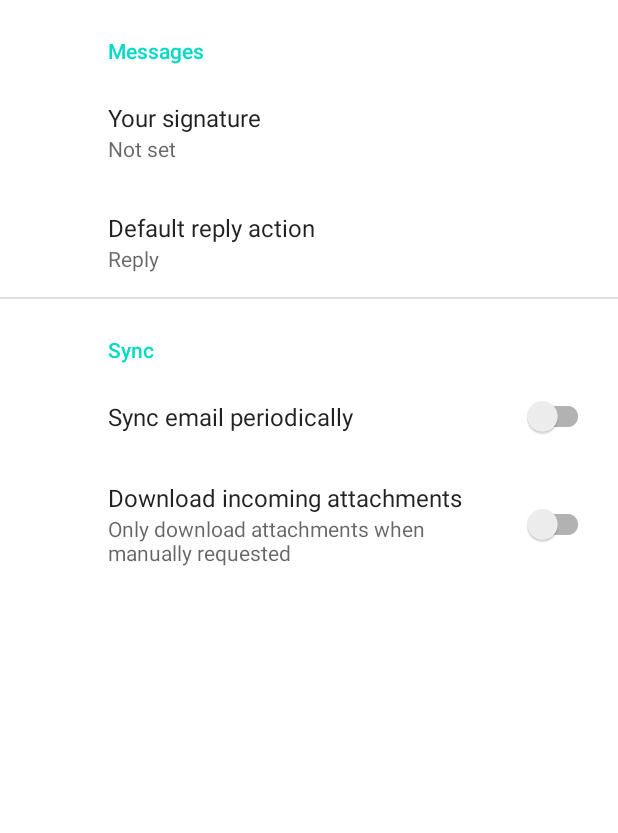
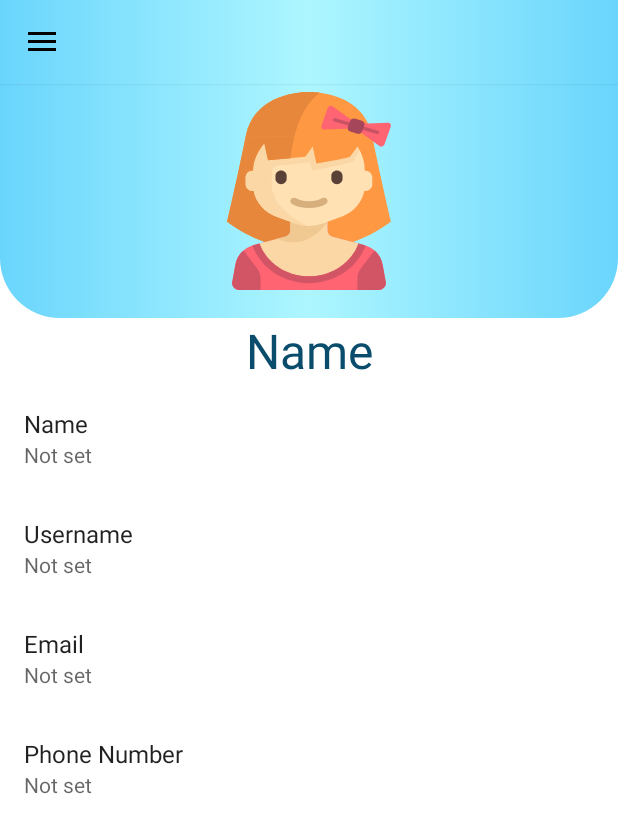
Before and after one commit to olaalnajjar/GradProject, an Android app: the UserSettingsActivity screen opened directly, with no data from a screen before it, in the side drawer, after a tap on "User Settings", on a phone screen of 412 x 824 dp. Shown: the top 833 px of the screen. Run offline under Robolectric (Android 15) with nearby library versions, the phone set to English and light mode, and no system bars; our stand-ins replace androidx.preference.

Commit message:
Finished User Settings Page

```diff
--- a/app/src/main/java/com/example/gradproject/MainActivity.java
+++ b/app/src/main/java/com/example/gradproject/MainActivity.java
@@ -99,4 +99,11 @@ public class MainActivity extends AppCompatActivity implements NavigationView.On
         fragmentTransaction.replace(R.id.nav_frag,fragment);
         fragmentTransaction.commit();
     }
+    @Override
+    public void onStop() {
+        super.onStop();
+
+
+
+    }
 }
--- a/app/src/main/java/com/example/gradproject/UserSettingsActivity.java
+++ b/app/src/main/java/com/example/gradproject/UserSettingsActivity.java
@@ -1,13 +1,23 @@
 package com.example.gradproject;
 
+import android.content.Intent;
 import android.os.Bundle;
+import android.view.MenuItem;
+import android.widget.ImageView;
 
+import androidx.annotation.NonNull;
 import androidx.appcompat.app.ActionBar;
+import androidx.appcompat.app.ActionBarDrawerToggle;
 import androidx.appcompat.app.AppCompatActivity;
+import androidx.appcompat.widget.Toolbar;
+import androidx.core.view.GravityCompat;
+import androidx.drawerlayout.widget.DrawerLayout;
 import androidx.preference.PreferenceFragmentCompat;
 
-public class UserSettingsActivity extends AppCompatActivity {
+import com.google.android.material.navigation.NavigationView;
 
+public class UserSettingsActivity extends AppCompatActivity implements NavigationView.OnNavigationItemSelectedListener {
+    private DrawerLayout drawer;
     @Override
     protected void onCreate(Bundle savedInstanceState) {
         super.onCreate(savedInstanceState);
@@ -22,6 +32,43 @@ public class UserSettingsActivity extends AppCompatActivity {
         if (actionBar != null) {
             actionBar.setDisplayHomeAsUpEnabled(true);
         }
+
+        NavigationView navView=findViewById(R.id.drawer_nav_view);
+        navView.setNavigationItemSelectedListener(this);
+        Toolbar toolbar= findViewById(R.id.toolbar);
+        drawer =(DrawerLayout) findViewById(R.id.drawer_layout);
+        ActionBarDrawerToggle toggle = new ActionBarDrawerToggle(this, drawer,toolbar,R.string.navigation_drawer_open, R.string.navigation_drawer_close);
+        toggle.getDrawerArrowDrawable().setColor(getResources().getColor(R.color.black));
+        drawer.addDrawerListener(toggle);
+        toggle.getDrawerArrowDrawable().setColor(getResources().getColor(R.color.black));
+        toggle.syncState();
+
+
+        ImageView img = findViewById(R.id.img);
+        img.bringToFront();
+
+    }
+
+    @Override
+    public boolean onNavigationItemSelected(@NonNull MenuItem item) {
+        Intent intent;
+        switch(item.getItemId()){
+            case R.id.HomepageItem:
+                intent = new Intent(this, MainActivity.class);
+                startActivity(intent);
+                finish();
+                break;
+            case R.id.UserSettings:
+                drawer.closeDrawer(GravityCompat.START);
+                break;
+            case R.id.DashboardItem:
+                intent = new Intent(this, DashboardActivity.class);
+                startActivity(intent);
+                finish();
+                break;
+        }
+        drawer.closeDrawer(GravityCompat.START);
+        return true;
     }
 
     public static class SettingsFragment extends PreferenceFragmentCompat {
@@ -29,5 +76,14 @@ public class UserSettingsActivity extends AppCompatActivity {
         public void onCreatePreferences(Bundle savedInstanceState, String rootKey) {
             setPreferencesFromResource(R.xml.root_preferences, rootKey);
         }
+
+
+    }
+    @Override
+    public void onStop() {
+        super.onStop();
+
+
+
     }
 }
--- /dev/null
+++ b/app/src/main/res/drawable/gradient_user_background.xml
@@ -0,0 +1,12 @@
+<?xml version="1.0" encoding="utf-8"?>
+<selector xmlns:android="http://schemas.android.com/apk/res/android">
+    <item>
+        <shape>
+            <gradient
+                android:startColor="#6ad5fc"
+                android:centerColor="#adf6ff"
+                android:endColor="#6ad5fc"
+                android:type="linear"/>
+        </shape>
+    </item>
+</selector>
--- a/app/src/main/res/layout/settings_activity.xml
+++ b/app/src/main/res/layout/settings_activity.xml
@@ -8,6 +8,74 @@
     android:fitsSystemWindows="true"
     tools:context="com.example.gradproject.MainActivity">
 
+
+    <LinearLayout
+        android:layout_width="match_parent"
+        android:layout_height="match_parent"
+        android:orientation="vertical">
+
+        <FrameLayout
+            android:layout_width="match_parent"
+            android:layout_height="wrap_content">
+
+            <ImageView
+                android:id="@+id/img"
+                android:layout_width="144dp"
+                android:layout_height="132dp"
+                android:layout_gravity="center"
+                android:elevation="10dp"
+                android:scaleType="fitXY"
+                android:src="@drawable/girl_svgrepo_com__1_">
+
+            </ImageView>
+
+            <androidx.appcompat.widget.Toolbar
+                android:id="@+id/toolbar"
+                android:layout_width="match_parent"
+                android:layout_height="wrap_content"
+                android:background="@drawable/gradient_user_background"
+                android:elevation="1dp"
+                android:theme="@style/ThemeOverlay.AppCompat.Dark.ActionBar"
+                app:popupTheme="@style/ThemeOverlay.AppCompat.Light"
+                app:titleTextColor="@color/black" />
+
+            <LinearLayout
+                android:layout_width="match_parent"
+                android:layout_height="match_parent"
+                android:orientation="vertical">
+
+                <androidx.cardview.widget.CardView
+                    android:layout_width="match_parent"
+                    android:layout_height="212dp"
+                    android:layout_gravity="center_horizontal"
+                    android:foreground="@drawable/gradient_user_background"
+                    app:cardCornerRadius="40dp"
+                    app:cardElevation="-1dp">
+
+                </androidx.cardview.widget.CardView>
+
+                <TextView
+                    android:id="@+id/nameplaceholder"
+                    android:layout_width="match_parent"
+                    android:layout_height="wrap_content"
+                    android:text="@string/nameTitle"
+                    android:textAlignment="center"
+                    android:textColor="@color/userSettingsName"
+                    android:textSize="32sp" />
+
+            </LinearLayout>
+
+        </FrameLayout>
+
+        <FrameLayout
+            android:id="@+id/settings"
+            android:layout_width="match_parent"
+            android:layout_height="match_parent">
+
+        </FrameLayout>
+
+    </LinearLayout>
+
     <com.google.android.material.navigation.NavigationView
         android:id="@+id/drawer_nav_view"
         android:layout_width="wrap_content"
@@ -17,12 +85,8 @@
         app:headerLayout="@layout/nav_header"
         app:itemIconTint="@color/white"
         app:itemTextColor="@color/white"
-        app:menu="@menu/drawer_menu" />
+        app:menu="@menu/drawer_menu" >
 
-    <FrameLayout
-        android:id="@+id/settings"
-        android:layout_width="match_parent"
-        android:layout_height="match_parent">
+    </com.google.android.material.navigation.NavigationView>
 
-    </FrameLayout>
 </androidx.drawerlayout.widget.DrawerLayout>
--- a/app/src/main/res/values/colors.xml
+++ b/app/src/main/res/values/colors.xml
@@ -9,4 +9,5 @@
     <color name="black">#FF000000</color>
     <color name="white">#FFFFFFFF</color>
     <color name="background">#FF1A568A</color>
+    <color name="userSettingsName">#0A4C6B</color>
 </resources>
--- a/app/src/main/res/values/strings.xml
+++ b/app/src/main/res/values/strings.xml
@@ -51,19 +51,16 @@
     <!--                User Settings strings           -->
     <string name="title_activity_user_settings">User Settings</string>
 
-    <!-- Preference Titles -->
-    <string name="messages_header">Messages</string>
-    <string name="sync_header">Sync</string>
+    <!--User Preference Titles -->
+    <string name="user_settings_header">Jane Doe</string>
 
-    <!-- Messages Preferences -->
-    <string name="signature_title">Your signature</string>
-    <string name="reply_title">Default reply action</string>
+    <!-- User Preferences -->
+    <string name="nameTitle">Name</string>
+    <string name="usernameTitle">Username</string>
+    <string name="emailTitle">Email</string>
+    <string name="phoneNumberTitle">Phone Number</string>
 
-    <!-- Sync Preferences -->
-    <string name="sync_title">Sync email periodically</string>
-    <string name="attachment_title">Download incoming attachments</string>
-    <string name="attachment_summary_on">Automatically download attachments for incoming emails
-    </string>
-    <string name="attachment_summary_off">Only download attachments when manually requested</string>
+
+
 
 </resources>
--- a/app/src/main/res/xml/root_preferences.xml
+++ b/app/src/main/res/xml/root_preferences.xml
@@ -1,35 +1,26 @@
 <PreferenceScreen xmlns:app="http://schemas.android.com/apk/res-auto">
 
-    <PreferenceCategory app:title="@string/messages_header">
 
         <EditTextPreference
-            app:key="signature"
-            app:title="@string/signature_title"
+            app:iconSpaceReserved="false"
+            app:key="name"
+            app:title="@string/nameTitle"
+            app:useSimpleSummaryProvider="true" />
+        <EditTextPreference
+            app:iconSpaceReserved="false"
+            app:key="username"
+            app:title="@string/usernameTitle"
+            app:useSimpleSummaryProvider="true" />
+        <EditTextPreference
+            app:iconSpaceReserved="false"
+            app:key="email"
+            app:title="@string/emailTitle"
+            app:useSimpleSummaryProvider="true" />
+        <EditTextPreference
+            app:iconSpaceReserved="false"
+            app:key="phone"
+            app:title="@string/phoneNumberTitle"
             app:useSimpleSummaryProvider="true" />
 
-        <ListPreference
-            app:defaultValue="reply"
-            app:entries="@array/reply_entries"
-            app:entryValues="@array/reply_values"
-            app:key="reply"
-            app:title="@string/reply_title"
-            app:useSimpleSummaryProvider="true" />
-
-    </PreferenceCategory>
-
-    <PreferenceCategory app:title="@string/sync_header">
-
-        <SwitchPreferenceCompat
-            app:key="sync"
-            app:title="@string/sync_title" />
-
-        <SwitchPreferenceCompat
-            app:dependency="sync"
-            app:key="attachment"
-            app:summaryOff="@string/attachment_summary_off"
-            app:summaryOn="@string/attachment_summary_on"
-            app:title="@string/attachment_title" />
-
-    </PreferenceCategory>
 
 </PreferenceScreen>
```
